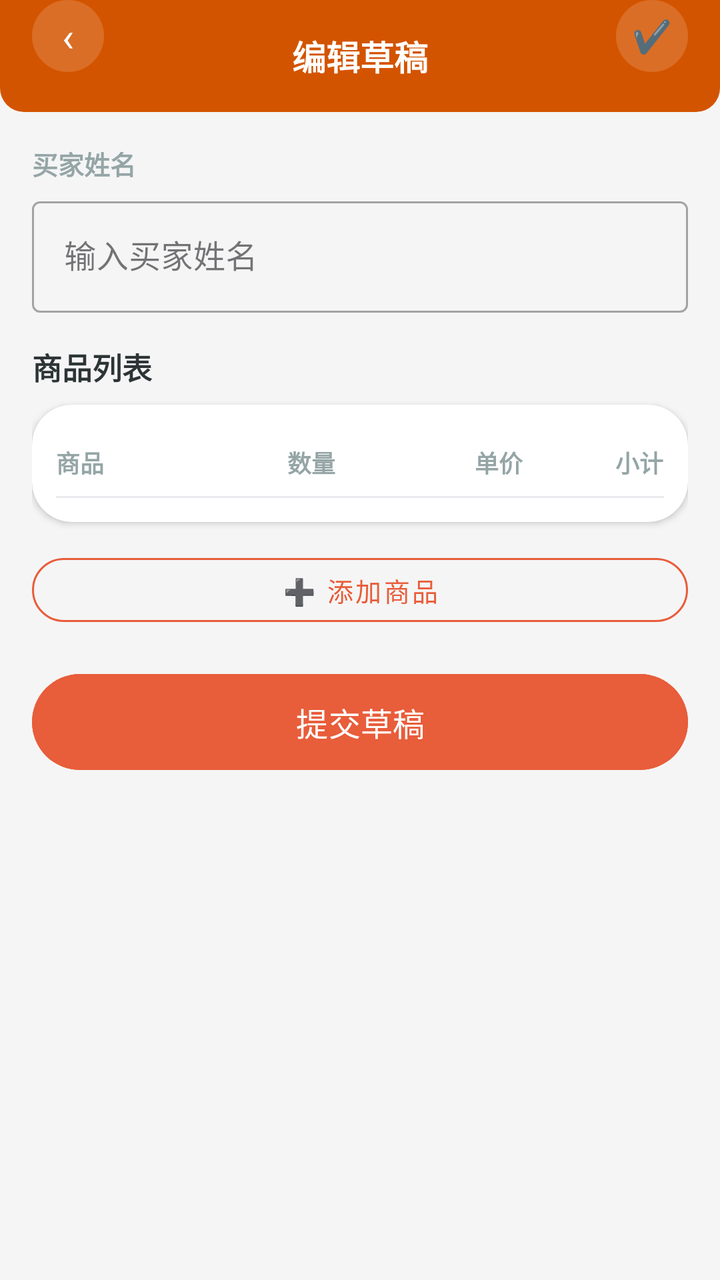
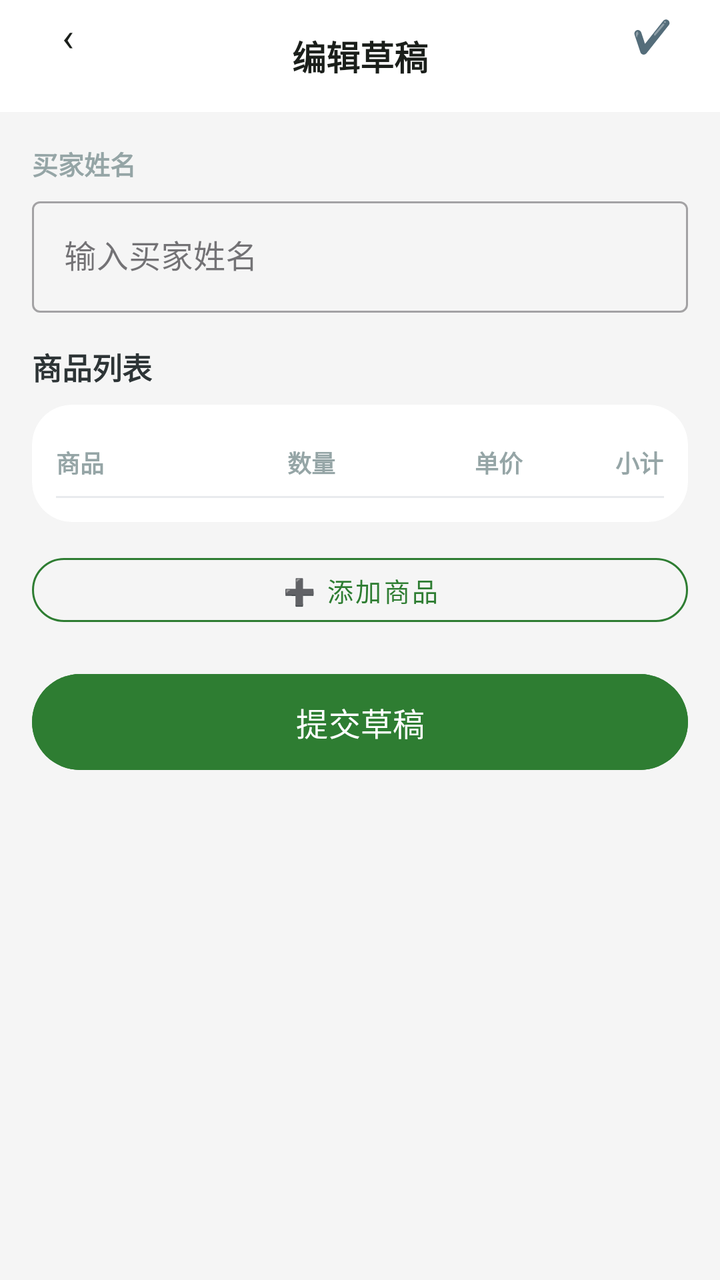

Screens rendered from an Android XML layout before and after an edit, with the pre-edit source and the edit as a unified diff.
<!-- AndroidManifest.xml: application theme Theme.ClothingSI -->
<!-- res/layout/activity_new_order_edit.xml -->
<?xml version="1.0" encoding="utf-8"?>
<FrameLayout xmlns:android="http://schemas.android.com/apk/res/android"
    xmlns:app="http://schemas.android.com/apk/res-auto"
    android:layout_width="match_parent" android:layout_height="match_parent"
    android:background="#F5F5F5">

    <LinearLayout android:layout_width="match_parent" android:layout_height="match_parent"
        android:orientation="vertical">
        <RelativeLayout android:layout_width="match_parent" android:layout_height="56dp"
            android:background="@drawable/header_bar_bg" android:paddingHorizontal="16dp">
            <TextView android:id="@+id/btn_back" android:layout_width="36dp" android:layout_height="36dp"
                android:text="‹" android:textSize="20dp" android:textColor="#FFFFFF"
                android:gravity="center" android:background="@drawable/circle_bg" />
            <TextView android:layout_width="wrap_content" android:layout_height="wrap_content"
                android:text="编辑草稿" android:textSize="17dp" android:textStyle="bold"
                android:textColor="#FFFFFF" android:layout_centerInParent="true" />
            <TextView android:id="@+id/btn_submit_top" android:layout_width="36dp" android:layout_height="36dp"
                android:text="✔️" android:textSize="16dp" android:textColor="#FFFFFF"
                android:gravity="center" android:background="@drawable/circle_bg"
                android:layout_alignParentEnd="true" android:clickable="true" android:focusable="true" />
        </RelativeLayout>

        <ScrollView android:layout_width="match_parent" android:layout_height="match_parent"
            android:padding="16dp">
            <LinearLayout android:layout_width="match_parent" android:layout_height="wrap_content"
                android:orientation="vertical">

                
                <TextView android:layout_width="wrap_content" android:layout_height="wrap_content"
                    android:text="买家姓名" android:textSize="13dp" android:textStyle="bold"
                    android:textColor="#95A5A6" android:layout_marginBottom="4dp" />
                <com.google.android.material.textfield.TextInputLayout
                    android:layout_width="match_parent" android:layout_height="wrap_content"
                    style="@style/Widget.MaterialComponents.TextInputLayout.OutlinedBox"
                    android:layout_marginBottom="16dp">
                    <com.google.android.material.textfield.TextInputEditText android:id="@+id/et_buyer_name"
                        android:layout_width="match_parent" android:layout_height="wrap_content"
                        android:hint="输入买家姓名" />
                </com.google.android.material.textfield.TextInputLayout>

                
                <TextView android:layout_width="wrap_content" android:layout_height="wrap_content"
                    android:text="商品列表" android:textSize="15dp" android:textStyle="bold"
                    android:textColor="#2D3436" android:layout_marginBottom="8dp" />
                <androidx.cardview.widget.CardView android:layout_width="match_parent"
                    android:layout_height="wrap_content" app:cardCornerRadius="20dp" app:cardElevation="2dp"
                    android:layout_marginBottom="12dp">
                    <LinearLayout android:layout_width="match_parent" android:layout_height="wrap_content"
                        android:orientation="vertical" android:padding="12dp">
                        <TableLayout android:layout_width="match_parent" android:layout_height="wrap_content"
                            android:stretchColumns="*">
                            <TableRow android:paddingVertical="8dp">
                                <TextView android:text="商品" android:textStyle="bold" android:textSize="12dp"
                                    android:textColor="#95A5A6" android:layout_span="2" />
                                <TextView android:text="数量" android:textStyle="bold" android:textSize="12dp"
                                    android:textColor="#95A5A6" android:gravity="center" />
                                <TextView android:text="单价" android:textStyle="bold" android:textSize="12dp"
                                    android:textColor="#95A5A6" android:gravity="end" />
                                <TextView android:text="小计" android:textStyle="bold" android:textSize="12dp"
                                    android:textColor="#95A5A6" android:gravity="end" />
                            </TableRow>
                            <View android:layout_width="match_parent" android:layout_height="1dp"
                                android:background="#E8EAED" />
                        </TableLayout>
                        <LinearLayout android:id="@+id/layout_draft_items"
                            android:layout_width="match_parent" android:layout_height="wrap_content"
                            android:orientation="vertical" />
                    </LinearLayout>
                </androidx.cardview.widget.CardView>

                <com.google.android.material.button.MaterialButton android:id="@+id/btn_add_product_to_draft"
                    android:layout_width="match_parent" android:layout_height="44dp"
                    android:text="➕ 添加商品" android:textSize="13dp"
                    style="@style/Widget.MaterialComponents.Button.OutlinedButton"
                    app:cornerRadius="22dp" app:strokeColor="#E85D3A"
                    android:textColor="#E85D3A" android:layout_marginBottom="16dp" />

                <com.google.android.material.button.MaterialButton android:id="@+id/btn_draft_submit"
                    android:layout_width="match_parent" android:layout_height="56dp"
                    android:text="提交草稿" android:textSize="16dp" app:cornerRadius="28dp"
                    android:backgroundTint="#E85D3A" />

            </LinearLayout>
        </ScrollView>
    </LinearLayout>

</FrameLayout>
<!-- resources referenced by this layout -->
<resources>
  <!-- drawable circle_bg (drawable) -->
  <?xml version="1.0" encoding="utf-8"?>
  <shape xmlns:android="http://schemas.android.com/apk/res/android" android:shape="oval">
      <solid android:color="#26FFFFFF" />
  </shape>
  <!-- drawable header_bar_bg (drawable) -->
  <?xml version="1.0" encoding="utf-8"?>
  <shape xmlns:android="http://schemas.android.com/apk/res/android" android:shape="rectangle">
      <solid android:color="#D35400" />
      <corners android:bottomLeftRadius="12dp" android:bottomRightRadius="12dp" />
  </shape>
  <style name="Theme.ClothingSI" parent="Theme.Material3.Light.NoActionBar">
          <item name="colorPrimary">@color/primary</item>
          <item name="colorPrimaryDark">@color/primary_dark</item>
          <item name="colorAccent">@color/accent</item>
          <item name="android:statusBarColor">@color/primary_dark</item>
          <item name="android:navigationBarColor">@color/white</item>
      </style>
  <color name="primary">#E85D3A</color>
  <color name="primary_dark">#D35400</color>
  <color name="accent">#F4A460</color>
  <color name="white">#FFFFFF</color>
</resources>

<!-- the commit's change to res/layout/activity_new_order_edit.xml (unified diff, before → after) -->
@@ -9,13 +9,13 @@
         <RelativeLayout android:layout_width="match_parent" android:layout_height="56dp"
             android:background="@drawable/header_bar_bg" android:paddingHorizontal="16dp">
             <TextView android:id="@+id/btn_back" android:layout_width="36dp" android:layout_height="36dp"
-                android:text="‹" android:textSize="20dp" android:textColor="#FFFFFF"
+                android:text="‹" android:textSize="20dp" android:textColor="@color/text_primary"
                 android:gravity="center" android:background="@drawable/circle_bg" />
             <TextView android:layout_width="wrap_content" android:layout_height="wrap_content"
                 android:text="编辑草稿" android:textSize="17dp" android:textStyle="bold"
-                android:textColor="#FFFFFF" android:layout_centerInParent="true" />
+                android:textColor="@color/text_primary" android:layout_centerInParent="true" />
             <TextView android:id="@+id/btn_submit_top" android:layout_width="36dp" android:layout_height="36dp"
-                android:text="✔️" android:textSize="16dp" android:textColor="#FFFFFF"
+                android:text="✔️" android:textSize="16dp" android:textColor="@color/text_primary"
                 android:gravity="center" android:background="@drawable/circle_bg"
                 android:layout_alignParentEnd="true" android:clickable="true" android:focusable="true" />
         </RelativeLayout>
@@ -43,7 +43,7 @@
                     android:text="商品列表" android:textSize="15dp" android:textStyle="bold"
                     android:textColor="#2D3436" android:layout_marginBottom="8dp" />
                 <androidx.cardview.widget.CardView android:layout_width="match_parent"
-                    android:layout_height="wrap_content" app:cardCornerRadius="20dp" app:cardElevation="2dp"
+                    android:layout_height="wrap_content" app:cardCornerRadius="20dp" app:cardElevation="0dp"
                     android:layout_marginBottom="12dp">
                     <LinearLayout android:layout_width="match_parent" android:layout_height="wrap_content"
                         android:orientation="vertical" android:padding="12dp">
@@ -72,13 +72,13 @@
                     android:layout_width="match_parent" android:layout_height="44dp"
                     android:text="➕ 添加商品" android:textSize="13dp"
                     style="@style/Widget.MaterialComponents.Button.OutlinedButton"
-                    app:cornerRadius="22dp" app:strokeColor="#E85D3A"
-                    android:textColor="#E85D3A" android:layout_marginBottom="16dp" />
+                    app:cornerRadius="22dp" app:strokeColor="@color/primary"
+                    android:textColor="@color/primary" android:layout_marginBottom="16dp" />
 
                 <com.google.android.material.button.MaterialButton android:id="@+id/btn_draft_submit"
                     android:layout_width="match_parent" android:layout_height="56dp"
                     android:text="提交草稿" android:textSize="16dp" app:cornerRadius="28dp"
-                    android:backgroundTint="#E85D3A" />
+                    android:backgroundTint="@color/primary" />
 
             </LinearLayout>
         </ScrollView>
<!-- resource entries referenced after the edit -->
@@ -8,19 +8,27 @@
   <!-- drawable header_bar_bg (drawable) -->
   <?xml version="1.0" encoding="utf-8"?>
   <shape xmlns:android="http://schemas.android.com/apk/res/android" android:shape="rectangle">
-      <solid android:color="#D35400" />
-      <corners android:bottomLeftRadius="12dp" android:bottomRightRadius="12dp" />
+      <solid android:color="#FFFFFF" />
   </shape>
   <style name="Theme.ClothingSI" parent="Theme.Material3.Light.NoActionBar">
           <item name="colorPrimary">@color/primary</item>
           <item name="colorPrimaryDark">@color/primary_dark</item>
           <item name="colorAccent">@color/accent</item>
-          <item name="android:statusBarColor">@color/primary_dark</item>
+          <item name="android:statusBarColor">@android:color/transparent</item>
           <item name="android:navigationBarColor">@color/white</item>
+          
+          <item name="android:windowLightStatusBar">true</item>
+          
+          <item name="android:fontFamily">sans-serif</item>
+          <item name="android:textViewStyle">@style/TextView.Base</item>
       </style>
-  <color name="primary">#E85D3A</color>
-  <color name="primary_dark">#D35400</color>
-  <color name="accent">#F4A460</color>
+  <color name="primary">#2E7D32</color>
+  <color name="text_primary">#1B1F1B</color>
+  <color name="primary_dark">#1B5E20</color>
+  <color name="accent">#66BB6A</color>
   <color name="white">#FFFFFF</color>
+  <style name="TextView.Base" parent="android:Widget.TextView">
+          <item name="android:fontFamily">sans-serif</item>
+      </style>
 </resources>
 
